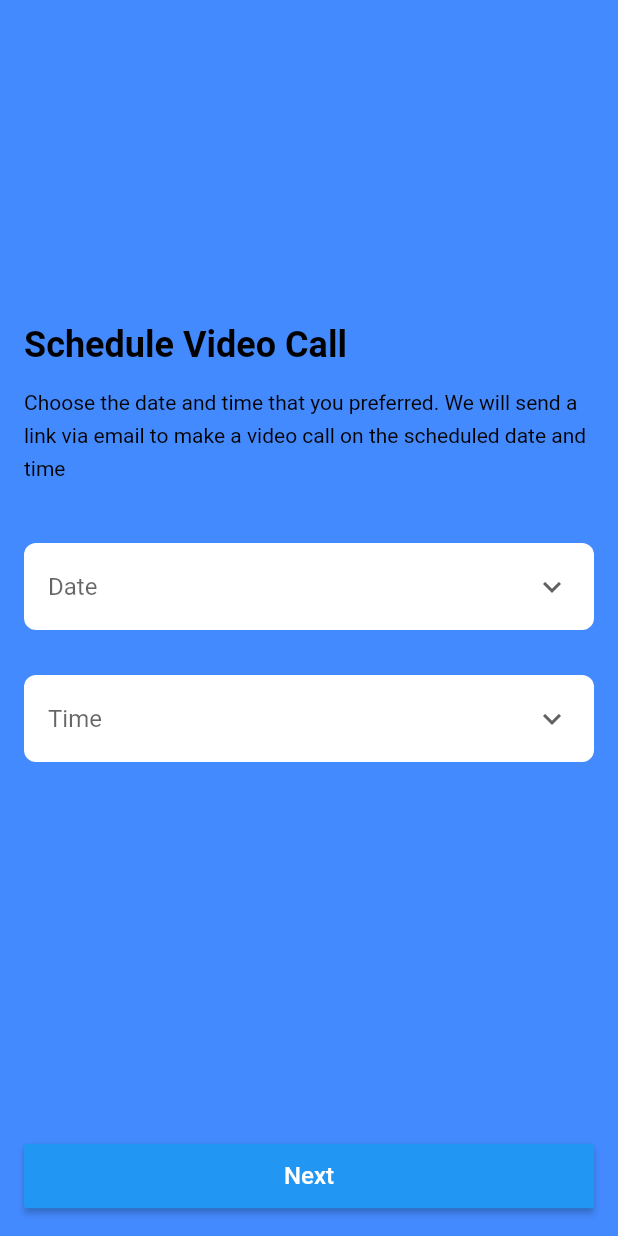
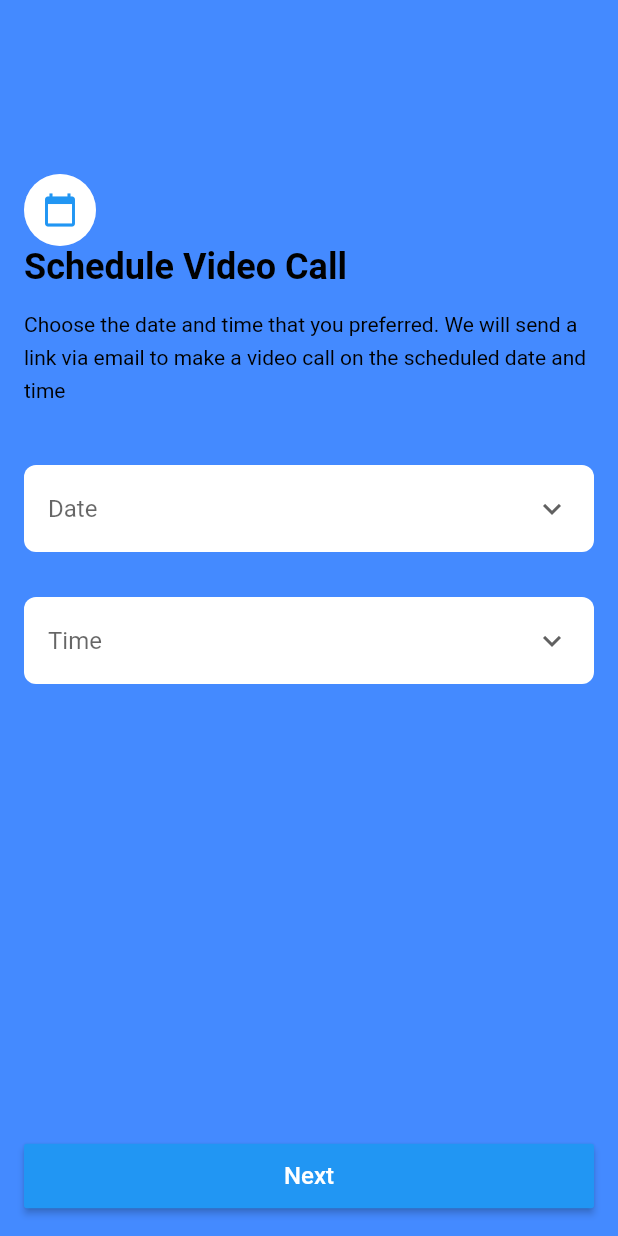
Before and after one commit to mahendraatgithub/assignment, a Flutter app: the screen it shows after launch, on a phone screen of 412 x 824 dp. Run offline on Flutter 3.47's test engine with Material 2 defaults, Android fonts, the phone set to English and light mode, and no system bars.

Commit message:
* Calender animation added in schedule screen.

```diff
--- a/lib/screens/schedule_screen.dart
+++ b/lib/screens/schedule_screen.dart
@@ -10,22 +10,59 @@ class ScheduleScreen extends StatefulWidget {
   _ScheduleScreenState createState() => _ScheduleScreenState();
 }
 
-class _ScheduleScreenState extends State<ScheduleScreen> {
+class _ScheduleScreenState extends State<ScheduleScreen> with TickerProviderStateMixin {
   final DropDownController _dateController = DropDownController();
   final DropDownController _timeController = DropDownController();
+  AnimationController _animationController;
+
+  @override
+  void initState() {
+    super.initState();
+    _animationController = AnimationController(
+      vsync: this,
+      duration: Duration(seconds: 1),
+    );
+  }
 
   @override
   Widget build(BuildContext context) {
     return Scaffold(
       backgroundColor: Colors.blueAccent,
-      body: SingleChildScrollView(
-        child: Padding(
+      body: Padding(
         padding: const EdgeInsets.all(16.0),
         child: Column(
           crossAxisAlignment: CrossAxisAlignment.start,
           children: [
             SizedBox(
-                height: 200,
+              height: 100,
+            ),
+            AnimatedBuilder(
+              animation: _animationController,
+              builder: (context, child) {
+                return Container(
+                  decoration: ShapeDecoration(
+                    color: Colors.white.withOpacity(0.3),
+                    shape: CircleBorder(),
+                  ),
+                  child: Padding(
+                    padding: EdgeInsets.all(8.0 * _animationController.value),
+                    child: child,
+                  ),
+                );
+              },
+              child: Container(
+                decoration: ShapeDecoration(
+                  color: Colors.white,
+                  shape: CircleBorder(),
+                ),
+                child: IconButton(
+                  onPressed: () {
+                    _startAnimation();
+                  },
+                  color: Colors.blue,
+                  icon: Icon(Icons.calendar_today, size: 24),
+                ),
+              ),
             ),
             Text(
               Strings.scheduleHeading,
@@ -61,7 +98,6 @@ class _ScheduleScreenState extends State<ScheduleScreen> {
           ],
         ),
       ),
-      ),
       bottomNavigationBar: Padding(
         padding: const EdgeInsets.all(16.0),
         child: RaisedButton(
@@ -84,4 +120,10 @@ class _ScheduleScreenState extends State<ScheduleScreen> {
       ),
     );
   }
+
+  _startAnimation() {
+    if (_animationController == null) return;
+    _animationController.forward();
+    _animationController.repeat(reverse: true);
   }
+}
```
Lines whose indentation alone changed are shown as unchanged.
